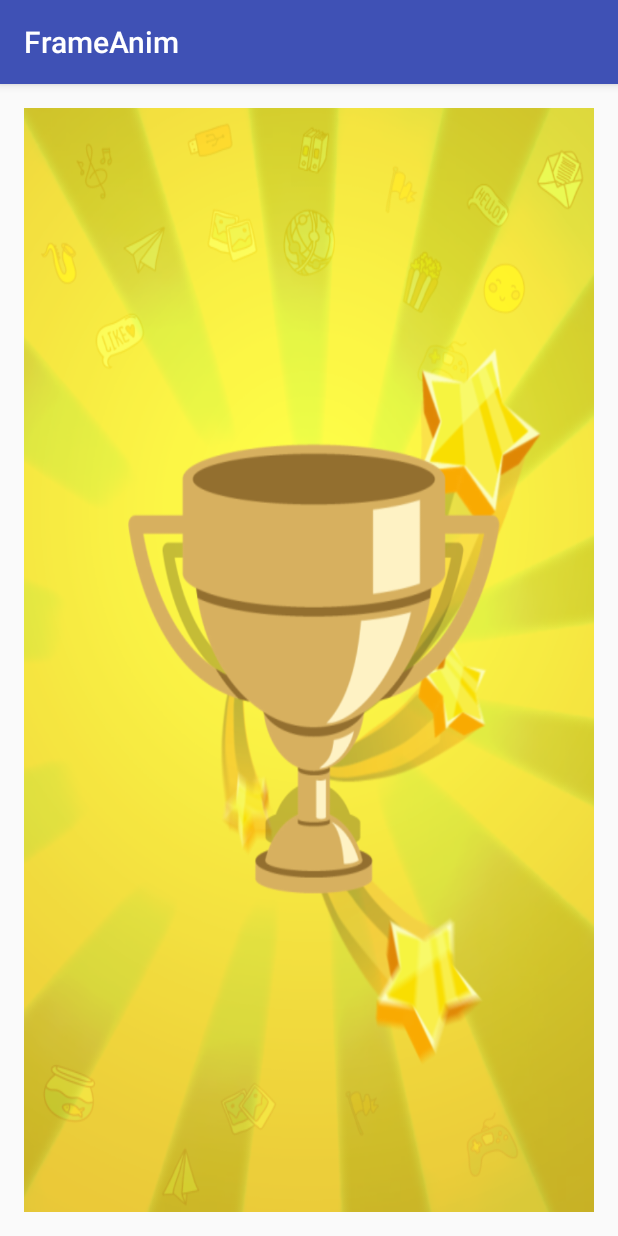
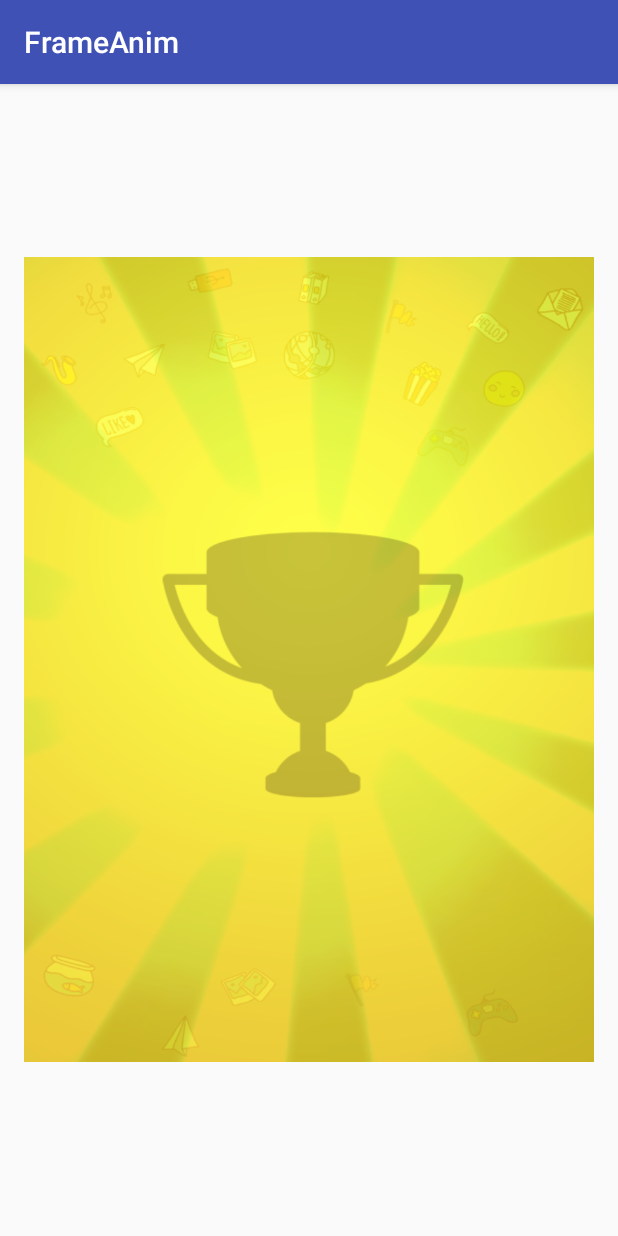
Before and after one commit to sandeeparvindsingh/FrameAnimation, an Android app: the screen it shows after launch (MainActivity), on a phone screen of 412 x 824 dp. Run offline under Robolectric (Android 15) with nearby library versions, the light colour scheme and no system bars.

Commit message:
Initial commit

```diff
--- a/app/src/main/java/app/backgroundanimation/arun/frameanim/MainActivity.java
+++ b/app/src/main/java/app/backgroundanimation/arun/frameanim/MainActivity.java
@@ -16,7 +16,7 @@ public class MainActivity extends AppCompatActivity {
         view = (ImageView) findViewById(R.id.imageView);
 
         // Setting animation_list.xml as the background of the image view
-        view.setBackgroundResource(R.drawable.frame_animation_list);
+       /* view.setBackgroundResource(R.drawable.frame_animation_list);
 
         // Type casting the Animation drawable
         frameAnimation = (AnimationDrawable) view.getBackground();
@@ -24,5 +24,10 @@ public class MainActivity extends AppCompatActivity {
         //set true if you want to animate only once
         frameAnimation.setOneShot(false);
         frameAnimation.start();
+    */
+        AnimationContainer.FramesSequenceAnimation anim = AnimationContainer.getInstance().createSplashAnim(view);
+        anim.start();
+
+
     }
 }
```
